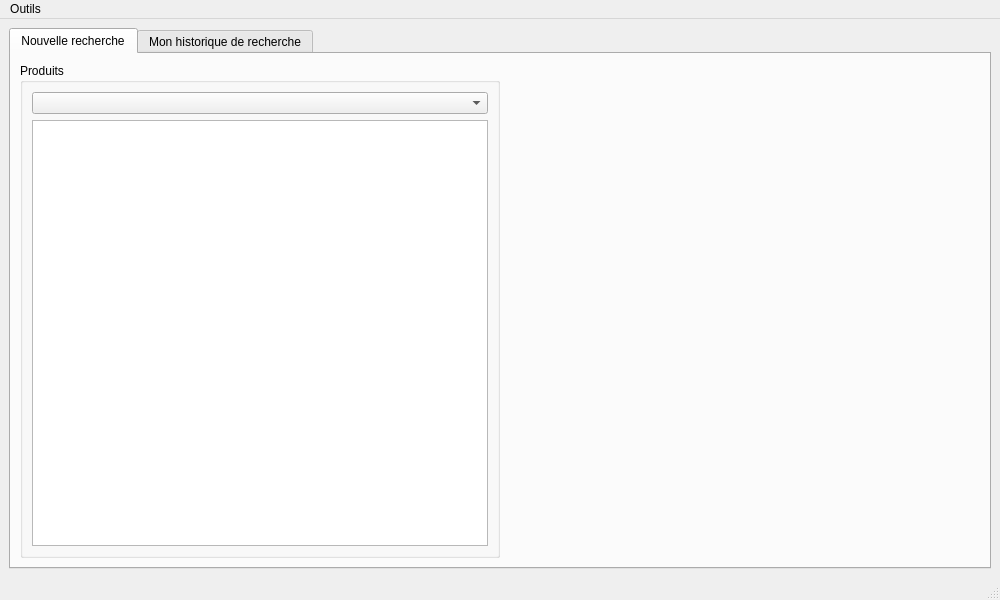
RoroTiti/OC_P5, file views/main_window.ui: the form before one commit.
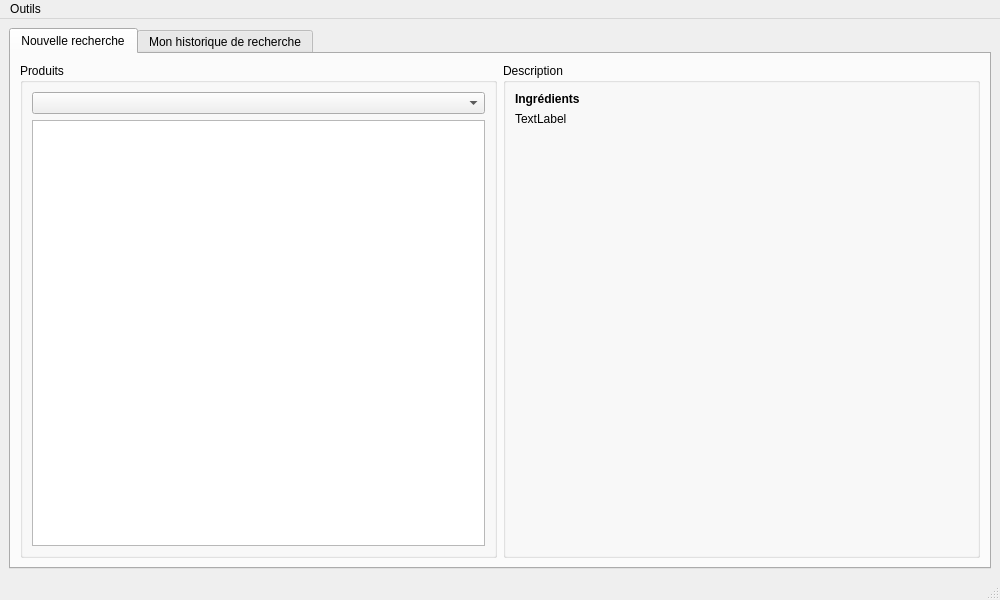
The form after the commit.

Commit message: First step, showing the ingredients of product

The edit to the form file:
```diff
--- a/views/main_window.ui
+++ b/views/main_window.ui
@@ -25,19 +25,6 @@
         <string>Nouvelle recherche</string>
        </attribute>
        <layout class="QGridLayout" name="gridLayout">
-        <item row="0" column="1">
-         <spacer name="horizontalSpacer">
-          <property name="orientation">
-           <enum>Qt::Horizontal</enum>
-          </property>
-          <property name="sizeHint" stdset="0">
-           <size>
-            <width>40</width>
-            <height>20</height>
-           </size>
-          </property>
-         </spacer>
-        </item>
         <item row="0" column="0">
          <widget class="QGroupBox" name="groupBox">
           <property name="title">
@@ -53,6 +40,64 @@
           </layout>
          </widget>
         </item>
+        <item row="0" column="1">
+         <widget class="QGroupBox" name="groupBox_2">
+          <property name="title">
+           <string>Description</string>
+          </property>
+          <layout class="QGridLayout" name="gridLayout_3">
+           <item row="3" column="0">
+            <spacer name="horizontalSpacer">
+             <property name="orientation">
+              <enum>Qt::Horizontal</enum>
+             </property>
+             <property name="sizeHint" stdset="0">
+              <size>
+               <width>424</width>
+               <height>20</height>
+              </size>
+             </property>
+            </spacer>
+           </item>
+           <item row="1" column="0">
+            <widget class="QLabel" name="lbl_ingredients">
+             <property name="sizePolicy">
+              <sizepolicy hsizetype="Ignored" vsizetype="Preferred">
+               <horstretch>0</horstretch>
+               <verstretch>0</verstretch>
+              </sizepolicy>
+             </property>
+             <property name="text">
+              <string>TextLabel</string>
+             </property>
+             <property name="wordWrap">
+              <bool>true</bool>
+             </property>
+            </widget>
+           </item>
+           <item row="0" column="0">
+            <widget class="QLabel" name="label">
+             <property name="text">
+              <string>&lt;b&gt;Ingrédients&lt;/b&gt;</string>
+             </property>
+            </widget>
+           </item>
+           <item row="2" column="0">
+            <spacer name="verticalSpacer">
+             <property name="orientation">
+              <enum>Qt::Vertical</enum>
+             </property>
+             <property name="sizeHint" stdset="0">
+              <size>
+               <width>20</width>
+               <height>40</height>
+              </size>
+             </property>
+            </spacer>
+           </item>
+          </layout>
+         </widget>
+        </item>
        </layout>
       </widget>
       <widget class="QWidget" name="tab_2">
```
The commit also changes 3 other files.
